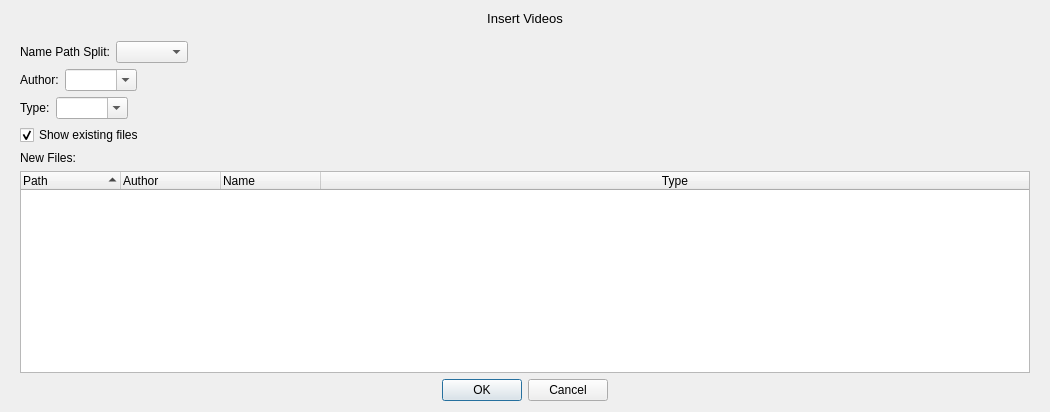
Above: MediaManager/src/QtClasses/UI/Form Files/InsertSettingsDialog.ui from PaunescuAndrei/MediaManager before the change. Below: the same form after it.
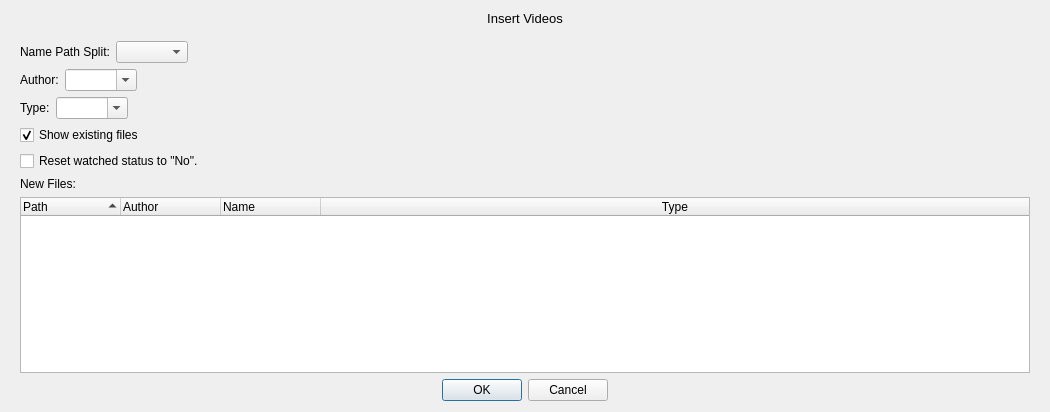
That is the form after the change.

Commit message: add reset watch status check box on insert

```diff
--- a/MediaManager/src/QtClasses/UI/Form Files/InsertSettingsDialog.ui
+++ b/MediaManager/src/QtClasses/UI/Form Files/InsertSettingsDialog.ui
@@ -175,6 +175,13 @@
           </property>
          </widget>
         </item>
+        <item>
+         <widget class="QCheckBox" name="ResetWatchedCheckBox">
+          <property name="text">
+           <string>Reset watched status to &quot;No&quot;.</string>
+          </property>
+         </widget>
+        </item>
         <item>
          <widget class="QLabel" name="newfilesLabel">
           <property name="sizePolicy">
```
Left out of the diff: 18 changed lines with no effect on the pictures. The commit also changes 5 other files.
